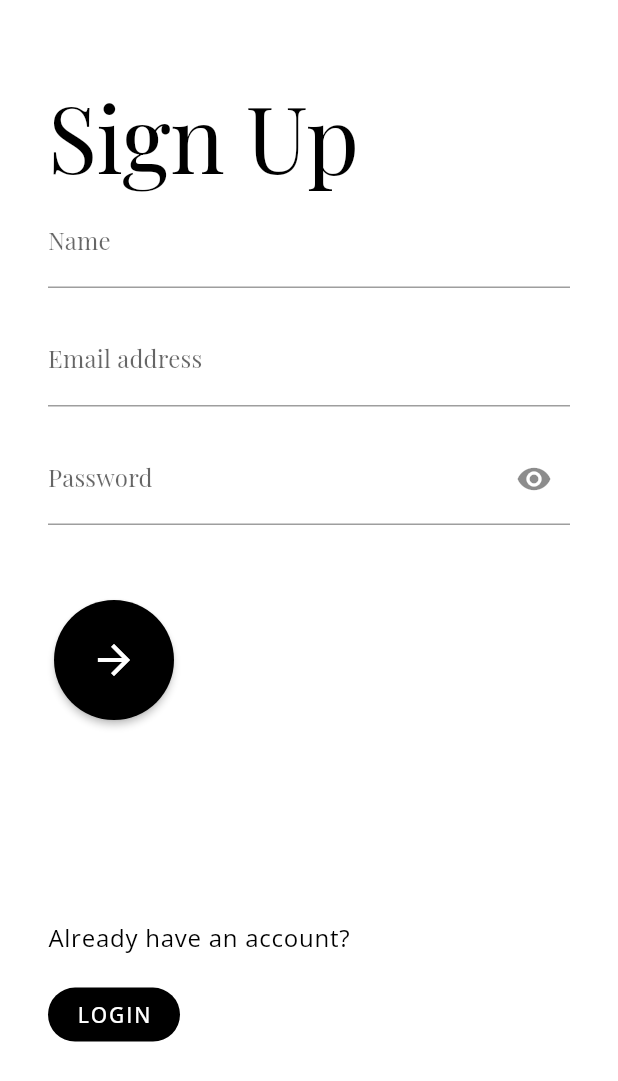
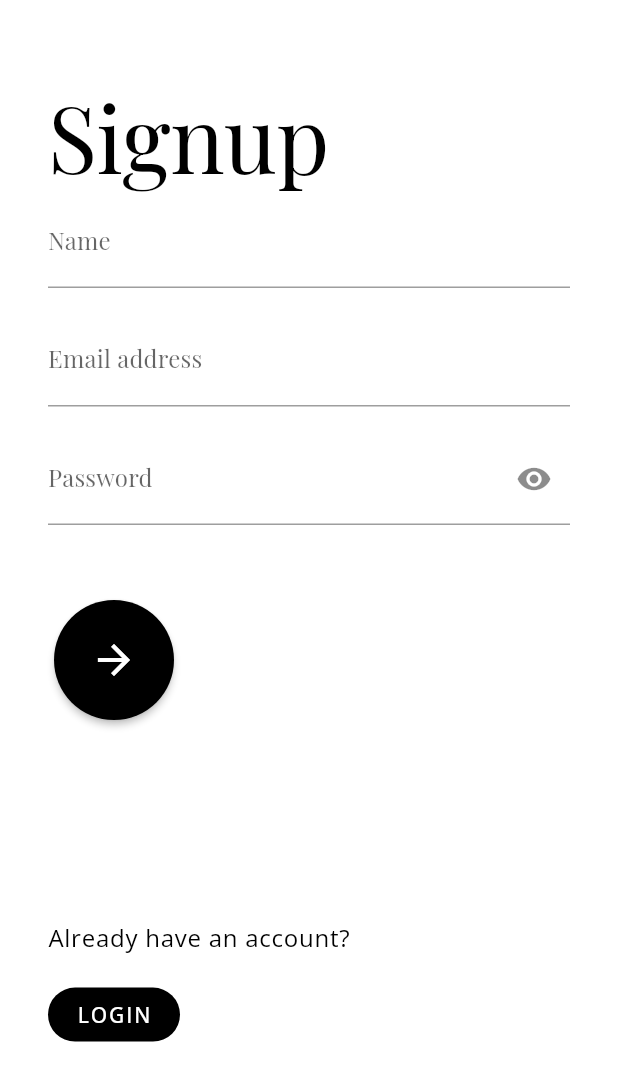
Before and after one commit to jaydanurwin/modern_login_ui, a Flutter app: the screen it shows after launch, on a phone screen of 412 x 824 dp. Shown: the top 1081 px of the screen. Run offline on Flutter 3.47's test engine with Material 2 defaults, Android fonts, the light colour scheme and no system bars; our stand-ins replace google_fonts.

Commit message:
fixed signup

```diff
--- a/lib/screens/login/sign_up.dart
+++ b/lib/screens/login/sign_up.dart
@@ -38,7 +38,7 @@ class _SignUpState extends State<SignUp> {
                         height: 50,
                       ),
                       Text(
-                        'Sign Up',
+                        'Signup',
                         style: Theme.of(context)
                             .textTheme
                             .headline2
```
